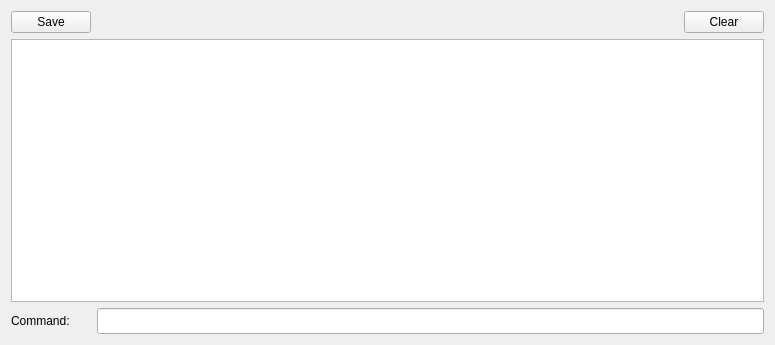
Old version of the form slsDetectorGui/forms/form_tab_messages.ui in the repository slsdetectorgroup/slsDetectorPackage.
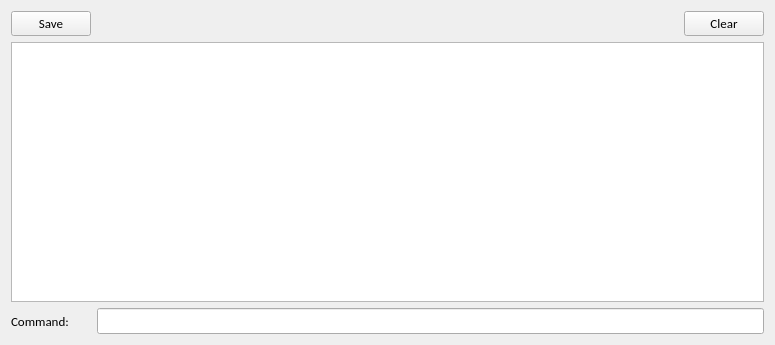
New version of the form. Icons and pictures are not drawn.

What changed in the file:
```diff
--- a/slsDetectorGui/forms/form_tab_messages.ui
+++ b/slsDetectorGui/forms/form_tab_messages.ui
@@ -28,6 +28,12 @@
     <height>345</height>
    </size>
   </property>
+  <property name="font">
+   <font>
+    <family>Carlito</family>
+    <pointsize>10</pointsize>
+   </font>
+  </property>
   <property name="windowTitle">
    <string>Form</string>
   </property>
```
